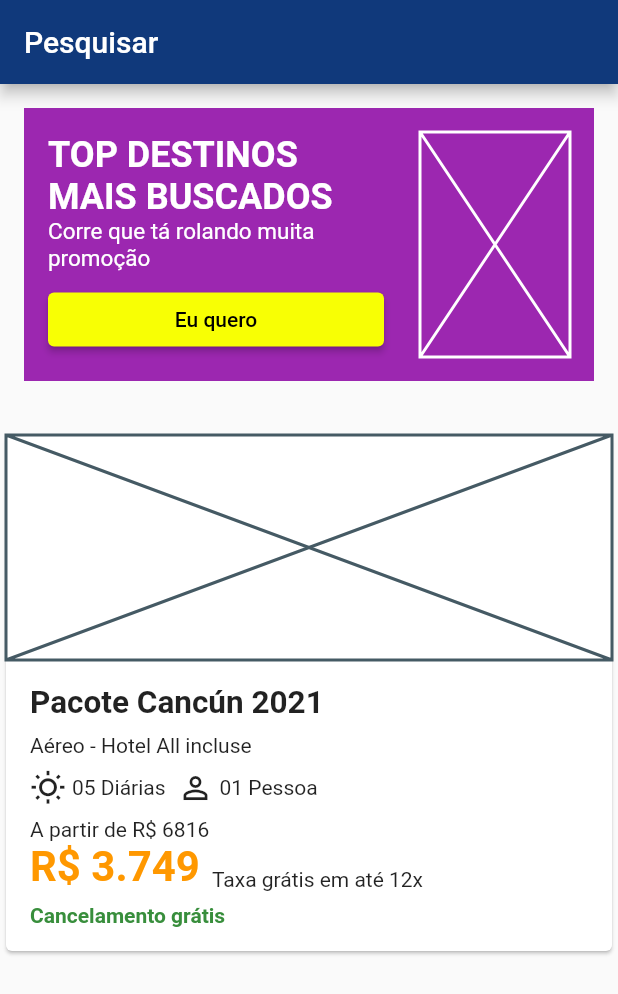
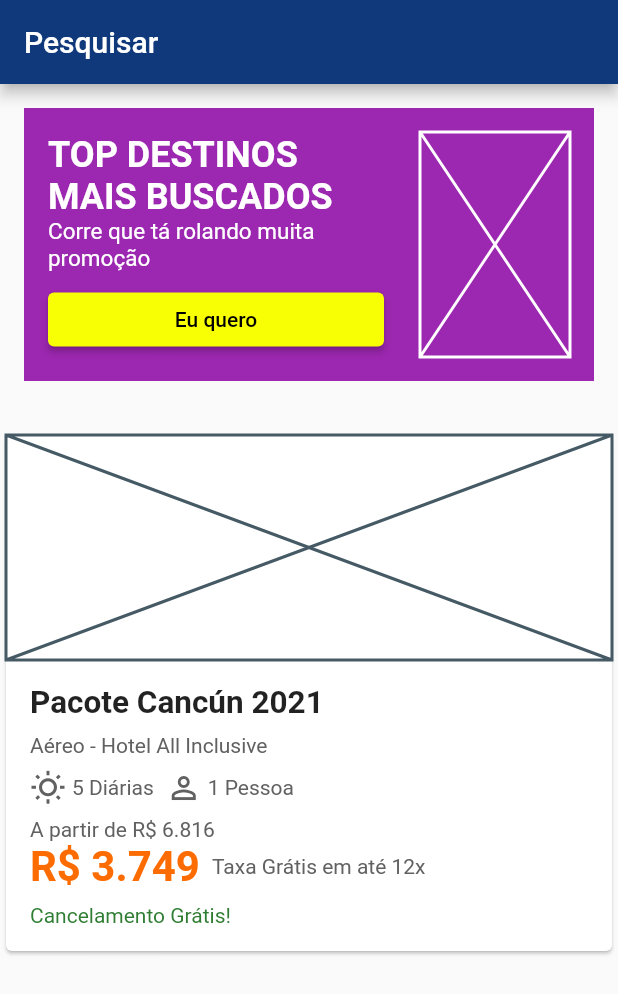
Before and after one commit to eduardor0cha/app_prmo, a Flutter app: the screen it shows after launch, on a phone screen of 412 x 824 dp. Shown: the top 994 px of the screen. Run offline on Flutter 3.47's test engine with Material 2 defaults, Android fonts, the phone set to English and light mode, and no system bars.

Commit message:
Add pacote cancún card

```diff
--- a/lib/home_page.dart
+++ b/lib/home_page.dart
@@ -1,6 +1,6 @@
-import 'package:flutter/cupertino.dart';
 import 'package:flutter/material.dart';
-class  HomePage extends StatefulWidget {
+
+class HomePage extends StatefulWidget {
   const HomePage({Key? key}) : super(key: key);
 
   @override
@@ -13,8 +13,8 @@ class _HomePageState extends State<HomePage> {
     return Scaffold(
       appBar: AppBar(
         centerTitle: false,
-          title: Text('Pesquisar'),
-        backgroundColor: Color(0xFF10397B),
+        title: const Text('Pesquisar'),
+        backgroundColor: const Color(0xFF10397B),
       ),
       body: buildBody(),
     );
@@ -33,21 +33,21 @@ class _HomePageState extends State<HomePage> {
                 child: Column(
                   crossAxisAlignment: CrossAxisAlignment.stretch,
                   children: [
-                  Text(
+                    const Text(
                       'TOP DESTINOS MAIS BUSCADOS',
                       style: TextStyle(
                           color: Colors.white,
                           fontSize: 24,
                           fontWeight: FontWeight.bold),
                     ),
-                Text(
+                    const Text(
                       'Corre que tá rolando muita promoção',
                       style: TextStyle(color: Colors.white, fontSize: 15),
                     ),
                     const SizedBox(height: 8),
                     ElevatedButton(
                       onPressed: () {},
-                      child: Text(
+                      child: const Text(
                         'Eu quero',
                         style: TextStyle(color: Colors.black),
                       ),
@@ -66,70 +66,97 @@ class _HomePageState extends State<HomePage> {
             ],
           ),
         ),
-        SizedBox(height: 16),
+        const SizedBox(height: 16),
         Card(
-          child: Column(
-            children: [
-              Placeholder(fallbackHeight: 150),
+            child: Column(children: [
+          const Placeholder(
+            fallbackHeight: 150,
+          ),
           Padding(
-                  padding: const EdgeInsets.all(16.0),
-              child: Column(
-                crossAxisAlignment: CrossAxisAlignment.start,
-                children: [
-                  Text(
-                    'Pacote Cancún 2021',
+            padding: const EdgeInsets.all(16),
+            child:
+                Column(crossAxisAlignment: CrossAxisAlignment.start, children: [
+              const Text(
+                "Pacote Cancún 2021",
                 style: TextStyle(
                   fontSize: 21,
                   fontWeight: FontWeight.bold,
                 ),
               ),
-                  SizedBox(height: 8),
-                  Text('Aéreo - Hotel All incluse'),
-                  SizedBox(height: 8),
+              const SizedBox(
+                height: 8,
+              ),
+              Text(
+                "Aéreo - Hotel All Inclusive",
+                style: TextStyle(color: Colors.grey[700]),
+              ),
+              const SizedBox(
+                height: 8,
+              ),
               Row(
-                    children: const [
-                      Icon(Icons.wb_sunny_outlined),
-                      SizedBox(width: 4),
-                      Text('05 Diárias'),
-                      SizedBox(width: 8),
-                      Icon(Icons.person_outline),
-                      SizedBox(width: 4),
-                      Text('01 Pessoa'),
-
-                    ],
+                children: [
+                  Icon(
+                    Icons.wb_sunny_outlined,
+                    color: Colors.grey[700],
                   ),
-                  SizedBox(height: 8),
-                  Text('A partir de R\$ 6816'),
-                  Row(
-                    crossAxisAlignment: CrossAxisAlignment.end,
-                    children: [
+                  const SizedBox(
+                    width: 4,
+                  ),
                   Text(
-                        'R\$ 3.749',
-                        style: TextStyle(
-                          fontSize: 28,
-                          color: Colors.orange,
-                          fontWeight: FontWeight.bold,
+                    "5 Diárias",
+                    style: TextStyle(color: Colors.grey[700]),
                   ),
+                  const SizedBox(
+                    width: 8,
                   ),
-                      SizedBox(width: 8),
-                      Text('Taxa grátis em até 12x'),
-                    ],
+                  Icon(
+                    Icons.person_outline,
+                    color: Colors.grey[700],
                   ),
-                  SizedBox(height: 8),
+                  const SizedBox(
+                    width: 4,
+                  ),
                   Text(
-                    'Cancelamento grátis',
-                    style: TextStyle(
-                      color: Colors.green[700],
-                      fontWeight: FontWeight.bold
-                    ),
+                    "1 Pessoa",
+                    style: TextStyle(color: Colors.grey[700]),
                   ),
                 ],
               ),
-              )
+              const SizedBox(
+                height: 8,
+              ),
+              Text(
+                "A partir de R\$ 6.816",
+                style: TextStyle(color: Colors.grey[700]),
+              ),
+              Row(
+                children: [
+                  const Text(
+                    "R\$ 3.749",
+                    style: TextStyle(
+                        fontSize: 28,
+                        fontWeight: FontWeight.bold,
+                        color: Color(0xFFFD6C00)),
+                  ),
+                  const SizedBox(
+                    width: 8,
+                  ),
+                  Text(
+                    "Taxa Grátis em até 12x",
+                    style: TextStyle(color: Colors.grey[700]),
+                  ),
                 ],
               ),
+              const SizedBox(
+                height: 8,
               ),
-
+              Text(
+                "Cancelamento Grátis!",
+                style: TextStyle(color: Colors.green[800]),
+              ),
+            ]),
+          )
+        ])),
       ],
     );
   }
```
Lines whose indentation alone changed are shown as unchanged.
